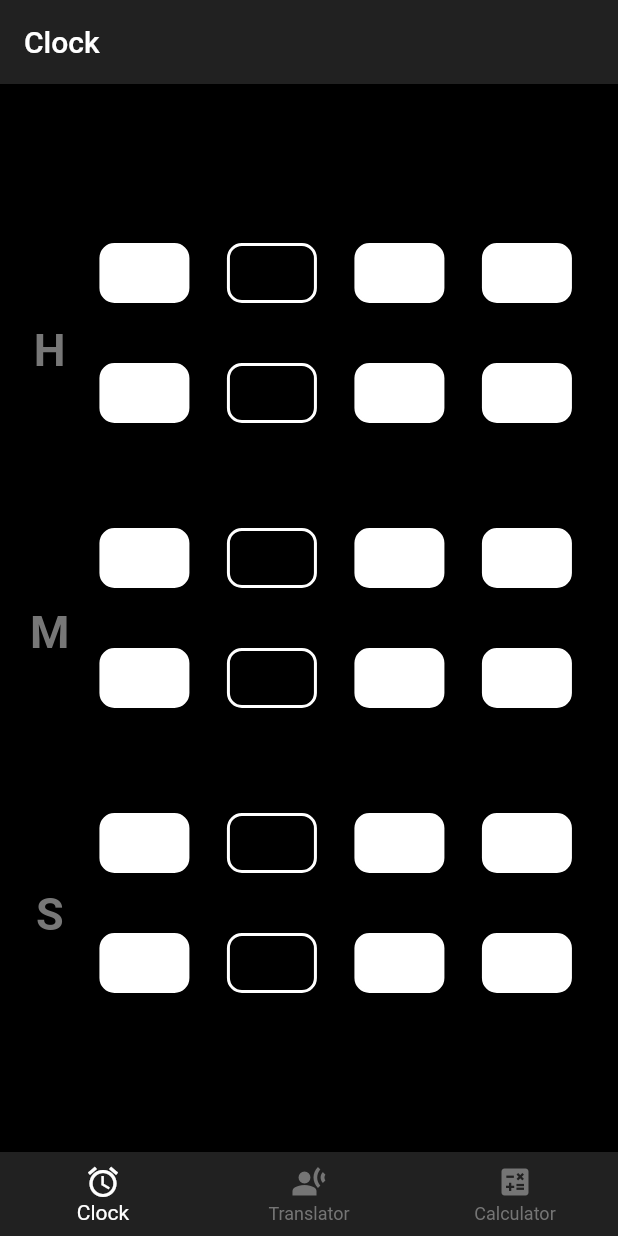
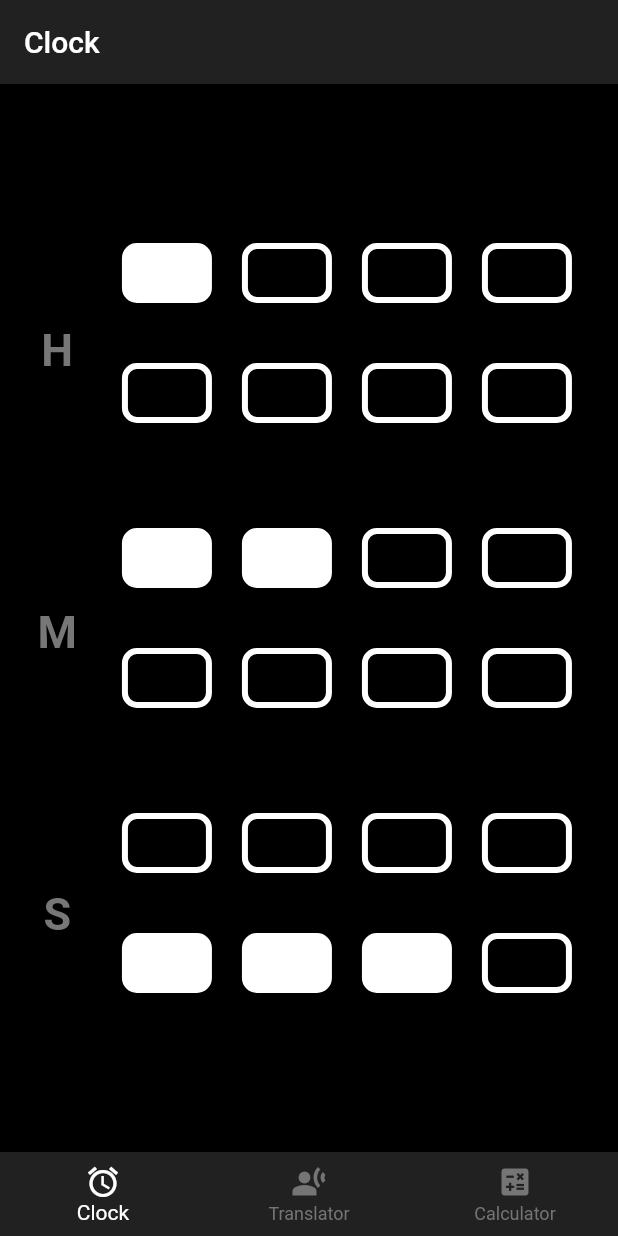
Before and after one commit to fandres51/binary_tools, a Flutter app: the screen it shows after launch, on a phone screen of 412 x 824 dp. Run offline on Flutter 3.47's test engine with Material 2 defaults, Android fonts, the phone set to English and light mode, and no system bars.

Commit message:
clock working

```diff
--- a/lib/pages/clock.dart
+++ b/lib/pages/clock.dart
@@ -1,8 +1,58 @@
+import 'dart:async';
+
 import 'package:binary_tools/widgets/clock_column.dart';
 import 'package:flutter/material.dart';
+import 'package:intl/intl.dart';
 
-class Clock extends StatelessWidget {
+class BinaryTime {
+  List<String> binaryIntegers = [];
+
+  BinaryTime() {
+    DateTime now = DateTime.now();
+    String hhmmss = DateFormat('Hms').format(now).replaceAll(':', '');
+
+    binaryIntegers = hhmmss
+        .split('')
+        .map((e) => int.parse(e).toRadixString(2).padLeft(4, '0'))
+        .toList();
+  }
+
+  get hourTens => binaryIntegers[0];
+  get hourOnes => binaryIntegers[1];
+  get minuteTens => binaryIntegers[2];
+  get minuteOnes => binaryIntegers[3];
+  get secondTens => binaryIntegers[4];
+  get secondOnes => binaryIntegers[5];
+}
+
+class Clock extends StatefulWidget {
   const Clock({super.key});
+
+  //create a function that returns the current time in hh:mm:ss format
+  String getTime() {
+    final DateTime now = DateTime.now();
+    final String hour = now.hour.toString().padLeft(2, '0');
+    final String minute = now.minute.toString().padLeft(2, '0');
+    final String second = now.second.toString().padLeft(2, '0');
+    return '$hour:$minute:$second';
+  }
+
+  @override
+  State<Clock> createState() => _ClockState();
+}
+
+class _ClockState extends State<Clock> {
+  BinaryTime _now = BinaryTime();
+
+  @override
+  void initState() {
+    super.initState();
+    Timer.periodic(const Duration(seconds: 1), (v) {
+      setState(() {
+        _now = BinaryTime();
+      });
+    });
+  }
 
   @override
   Widget build(BuildContext context) {
@@ -12,32 +62,44 @@ class Clock extends StatelessWidget {
         child: Row(
           children: [
             Padding(
-              padding: const EdgeInsets.only(right: 20, left: 20),
+              padding: const EdgeInsets.only(right: 30, left: 25),
               child: Column(
                 children: const [
                   SizedBox(height: 160),
-                  Text('H', style: TextStyle(color: Color.fromARGB(255, 119, 119, 119), fontSize: 30, fontWeight: FontWeight.bold)),
+                  Text('H',
+                      style: TextStyle(
+                          color: Color.fromARGB(255, 119, 119, 119),
+                          fontSize: 30,
+                          fontWeight: FontWeight.bold)),
                   SizedBox(height: 153),
-                  Text('M', style: TextStyle(color: Color.fromARGB(255, 119, 119, 119), fontSize: 30, fontWeight: FontWeight.bold)),
+                  Text('M',
+                      style: TextStyle(
+                          color: Color.fromARGB(255, 119, 119, 119),
+                          fontSize: 30,
+                          fontWeight: FontWeight.bold)),
                   SizedBox(height: 153),
-                  Text('S', style: TextStyle(color: Color.fromARGB(255, 119, 119, 119), fontSize: 30, fontWeight: FontWeight.bold)),
+                  Text('S',
+                      style: TextStyle(
+                          color: Color.fromARGB(255, 119, 119, 119),
+                          fontSize: 30,
+                          fontWeight: FontWeight.bold)),
                 ],
               ),
             ),
             Column(
               mainAxisAlignment: MainAxisAlignment.center,
               children: [
-                ClockColumn(),
+                ClockColumn(number: _now.hourTens),
                 const SizedBox(height: 40),
-                ClockColumn(),
+                ClockColumn(number: _now.hourOnes),
                 const SizedBox(height: 70),
-                ClockColumn(),
+                ClockColumn(number: _now.minuteTens),
                 const SizedBox(height: 40),
-                ClockColumn(),
+                ClockColumn(number: _now.minuteOnes),
                 const SizedBox(height: 70),
-                ClockColumn(),
+                ClockColumn(number: _now.secondTens),
                 const SizedBox(height: 40),
-                ClockColumn(),
+                ClockColumn(number: _now.secondOnes),
               ],
             ),
           ],
--- a/lib/widgets/clock_column.dart
+++ b/lib/widgets/clock_column.dart
@@ -4,28 +4,28 @@ import 'package:flutter/material.dart';
 
 //create a steateless widget
 class ClockColumn extends StatelessWidget {
-  int number;
-  ClockColumn({super.key, this.number = 0});
+  String number;
+  ClockColumn({super.key, this.number = '0000'});
 
   @override
   Widget build(BuildContext context) {
     return Row(
       children: [
-        BinarySquare(value: true),
-        const SizedBox(width: 25),
-        BinarySquare(value: false),
-        const SizedBox(width: 25),
-        BinarySquare(value: true),
-        const SizedBox(width: 25),
-        BinarySquare(value: true),
+        BinarySquare(value: number[3]),
+        const SizedBox(width: 20),
+        BinarySquare(value: number[2]),
+        const SizedBox(width: 20),
+        BinarySquare(value: number[1]),
+        const SizedBox(width: 20),
+        BinarySquare(value: number[0]),
       ],
     );
   }
 }
 
 class BinarySquare extends StatelessWidget {
-  bool value;
-  BinarySquare({super.key, this.value = false});
+  String value;
+  BinarySquare({super.key, this.value = '0'});
 
   @override
   Widget build(BuildContext context) {
@@ -33,8 +33,8 @@ class BinarySquare extends StatelessWidget {
       width: 60,
       height: 40,
       decoration: BoxDecoration(
-        color: value ? Colors.white : Colors.transparent,
-        border: Border.all(color: Colors.white, width: 2),
+        color: value == '1' ? Colors.white : Colors.transparent,
+        border: Border.all(color: Colors.white, width: 4),
         borderRadius: BorderRadius.circular(10),
       ),
     );
```
